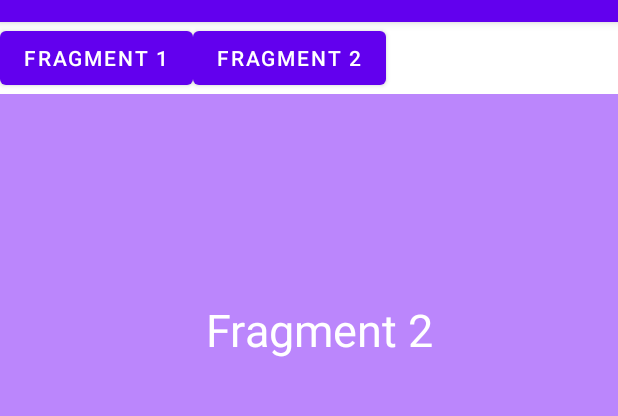
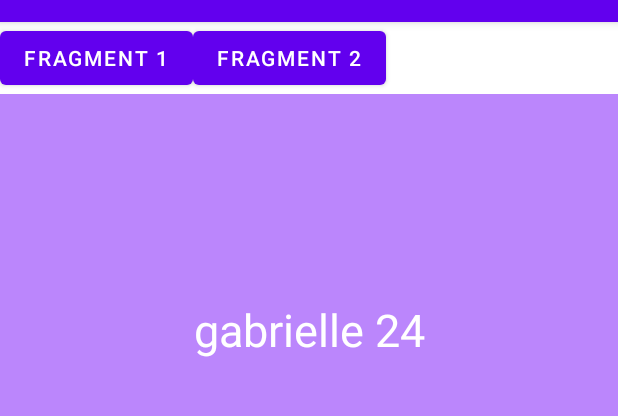
Before and after one commit to LeivasGabi/Fragments, an Android app: the fragment FirstFragment placed in its activity, after a tap on "FRAGMENT 2", on a phone screen of 412 x 824 dp, the part 62-478 px from its top. Run offline under Robolectric (Android 15) with nearby library versions, the phone set to English and light mode, and no system bars; 3 statements that could not run were skipped; 1 other tap on this screen came first.

Commit message:
id faltando

```diff
--- a/app/build.gradle
+++ b/app/build.gradle
@@ -1,6 +1,7 @@
 plugins {
     id 'com.android.application'
     id 'org.jetbrains.kotlin.android'
+    id 'kotlin-android-extensions'
 }
 
 android {
--- a/app/src/main/java/com/example/workfragment/FirstFragment.kt
+++ b/app/src/main/java/com/example/workfragment/FirstFragment.kt
@@ -1,17 +1,32 @@
 package com.example.workfragment
 
 import android.os.Bundle
+import androidx.fragment.app.Fragment
 import android.view.View
-import androidx.fragment.app.Fragment
+
+import kotlinx.android.synthetic.main.fragment_first.*
+
+class FirstFragment : Fragment(R.layout.fragment_first) {
 
 
-class FirstFragment : Fragment(R.layout.fragment_first) {
     override fun onCreate(savedInstanceState: Bundle?) {
         super.onCreate(savedInstanceState)
+
+        val user = requireArguments().getSerializable("USER") as User
+
+        println("Nome: ${user.name}, \nIdade: ${user.age} ")
+
+        getData(user)
     }
 
+    fun getData(user: User) {
+        Thread(Runnable {
+            Thread.sleep(1000)
+            textView.text = "${user.name} ${user.age}"
+        }).start()
+
+    }
     override fun onViewCreated(view: View, savedInstanceState: Bundle?) {
         super.onViewCreated(view, savedInstanceState)
     }
-
 }
--- a/app/src/main/java/com/example/workfragment/MainActivity.kt
+++ b/app/src/main/java/com/example/workfragment/MainActivity.kt
@@ -3,33 +3,47 @@ package com.example.workfragment
 import androidx.appcompat.app.AppCompatActivity
 import android.os.Bundle
 import android.widget.Button
+import androidx.core.os.bundleOf
 import androidx.fragment.app.add
 import androidx.fragment.app.commit
+import com.example.workfragment.R
+import com.example.workfragment.User
 
 class MainActivity : AppCompatActivity() {
     override fun onCreate(savedInstanceState: Bundle?) {
         super.onCreate(savedInstanceState)
         setContentView(R.layout.activity_main)
 
-        callFirstFragment()
-        callSeconfFragment()
-
+        if (savedInstanceState == null) {
+            callFragment1()
+            callFragment2()
+        }
     }
 
-    private fun callFirstFragment() {
-        findViewById<Button>(R.id.fragmento1).setOnClickListener{
+    private fun callFragment1() {
+        findViewById<Button>(R.id.fragment1).setOnClickListener {
+
+            val bundle = bundleOf(
+                "USER" to User("GABRIELLE", 24)
+            )
+
             supportFragmentManager.commit {
                 setReorderingAllowed(true)
-                add<FirstFragment>(R.id.fragmentContainerView)
+                add<FirstFragment>(R.id.fragmentContainerView, args = bundle)
             }
         }
     }
 
-    private fun callSeconfFragment() {
-        findViewById<Button>(R.id.fragmento2).setOnClickListener{
+    private fun callFragment2() {
+        findViewById<Button>(R.id.fragment2).setOnClickListener {
+
+            val bundle = bundleOf(
+                "USER_NAME" to "gabrielle",
+                "USER_AGE" to 24
+            )
             supportFragmentManager.commit {
                 setReorderingAllowed(true)
-                add<SecondFragment>(R.id.fragmentContainerView)
+                add<SecondFragment>(R.id.fragmentContainerView, args = bundle)
             }
         }
     }
--- a/app/src/main/java/com/example/workfragment/SecondFragment.kt
+++ b/app/src/main/java/com/example/workfragment/SecondFragment.kt
@@ -1,19 +1,33 @@
 package com.example.workfragment
 
+import android.annotation.SuppressLint
 import android.os.Bundle
 import androidx.fragment.app.Fragment
-import android.view.LayoutInflater
 import android.view.View
-import android.view.ViewGroup
+import com.example.workfragment.R
+import kotlinx.android.synthetic.main.fragment_first.*
 
 class SecondFragment : Fragment(R.layout.fragment_second) {
 
     override fun onCreate(savedInstanceState: Bundle?) {
         super.onCreate(savedInstanceState)
+
+        val name = requireArguments().getString("USER_NAME")
+        val age = requireArguments().getInt("USER_AGE")
+
+        println("Nome: $name Idade: $age")
+
+        getData("$name", age)
     }
 
+    fun getData(name: String, age: Int) {
+        Thread(Runnable {
+            Thread.sleep(1000)
+            textView.text = "$name $age"
+        }).start()
+
+    }
     override fun onViewCreated(view: View, savedInstanceState: Bundle?) {
         super.onViewCreated(view, savedInstanceState)
     }
-
 }
--- a/app/src/main/java/com/example/workfragment/User.kt
+++ b/app/src/main/java/com/example/workfragment/User.kt
@@ -1,3 +1,8 @@
 package com.example.workfragment
 
-data class DataSource()
+import java.io.Serializable
+
+data class User(
+    var name : String,
+    var age : Int
+): Serializable
--- a/app/src/main/res/layout/activity_main.xml
+++ b/app/src/main/res/layout/activity_main.xml
@@ -13,12 +13,12 @@
             android:orientation="horizontal">
 
             <Button
-                android:id="@+id/fragmento1"
+                android:id="@+id/fragment1"
                 android:layout_width="wrap_content"
                 android:layout_height="wrap_content"
                 android:text="Fragment 1"/>
             <Button
-                android:id="@+id/fragmento2"
+                android:id="@+id/fragment2"
                 android:layout_width="wrap_content"
                 android:layout_height="wrap_content"
                 android:text="Fragment 2"/>
--- a/app/src/main/res/layout/fragment_first.xml
+++ b/app/src/main/res/layout/fragment_first.xml
@@ -7,11 +7,9 @@
     android:background="@color/black"
     tools:context=".FirstFragment">
 
-    <!-- TODO: Update blank fragment layout -->
-
     <TextView
         android:id="@+id/textView"
-        android:layout_width="397dp"
+        android:layout_width="match_parent"
         android:layout_height="532dp"
         android:text="@string/Fragment"
         android:textAlignment="center"
--- a/app/src/main/res/layout/fragment_second.xml
+++ b/app/src/main/res/layout/fragment_second.xml
@@ -8,7 +8,8 @@
     tools:context=".SecondFragment">
 
     <TextView
-        android:layout_width="351dp"
+        android:id="@+id/textView"
+        android:layout_width="match_parent"
         android:layout_height="458dp"
         android:text="Fragment 2"
         android:textAlignment="center"
```
